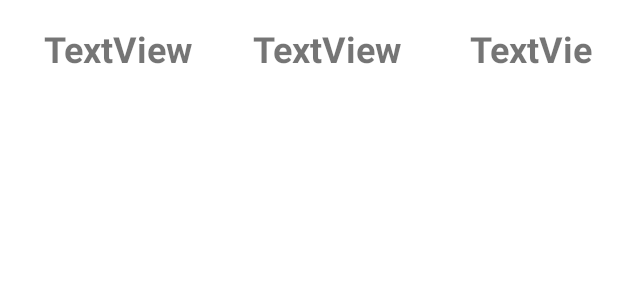
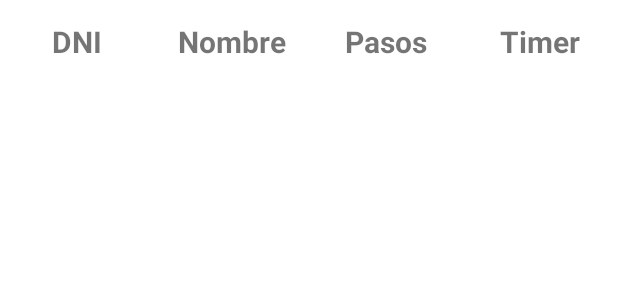
Before and after one commit to facutopa/TPFinalRompecabezas, an Android app: the layout single_item.xml on its own in the app's theme, with its tools: preview values and no code run, on a phone screen of 412 x 824 dp. Shown: the top 300 px of the screen. Run offline under Robolectric (Android 15) with nearby library versions, the phone set to English and light mode, and no system bars.

```diff
--- a/app/src/main/res/layout/single_item.xml
+++ b/app/src/main/res/layout/single_item.xml
@@ -5,48 +5,55 @@
     android:layout_width="match_parent"
     android:layout_height="match_parent">
 
-    <TextView
-        android:id="@+id/dniList"
-        android:layout_width="139dp"
-        android:layout_height="33dp"
-        android:layout_marginStart="29dp"
-        android:layout_marginTop="16dp"
-        android:layout_toRightOf="@+id/scoreList"
-        android:lineSpacingExtra="8sp"
-        android:text="TextView"
-        android:textSize="24sp"
-        android:textStyle="bold"
-        app:layout_constraintEnd_toStartOf="@+id/nombreList"
+    <LinearLayout
+        android:id="@+id/linearLayoutView"
+        android:layout_width="match_parent"
+        android:layout_height="?actionBarSize"
+        android:orientation="horizontal"
+        app:layout_constraintEnd_toEndOf="parent"
         app:layout_constraintStart_toStartOf="parent"
-        app:layout_constraintTop_toTopOf="parent" />
+        app:layout_constraintTop_toTopOf="parent">
 
-    <TextView
-        android:id="@+id/scoreList"
-        android:layout_width="84dp"
-        android:layout_height="33dp"
-        android:layout_marginTop="16dp"
-        android:layout_marginEnd="16dp"
-        android:layout_toRightOf="@+id/nombreList"
-        android:lineSpacingExtra="8sp"
-        android:text="TextView"
-        android:textAlignment="center"
-        android:textSize="24sp"
-        android:textStyle="bold"
-        app:layout_constraintEnd_toEndOf="parent"
-        app:layout_constraintTop_toTopOf="parent" />
+        <TextView
+            android:id="@+id/dniList"
+            android:layout_width="0dp"
+            android:layout_height="match_parent"
+            android:layout_weight="1"
+            android:gravity="center"
+            android:text="DNI"
+            android:textSize="20sp"
+            android:textStyle="bold" />
 
-    <TextView
-        android:id="@+id/nombreList"
-        android:layout_width="143dp"
-        android:layout_height="33dp"
-        android:layout_marginTop="16dp"
-        android:layout_toRightOf="@+id/scoreList"
-        android:lineSpacingExtra="8sp"
-        android:text="TextView"
-        android:textSize="24sp"
-        android:textStyle="bold"
-        app:layout_constraintEnd_toStartOf="@+id/scoreList"
-        app:layout_constraintTop_toTopOf="parent" />
+        <TextView
+            android:id="@+id/nombreList"
+            android:layout_width="0dp"
+            android:layout_height="match_parent"
+            android:layout_weight="1"
+            android:gravity="center"
+            android:text="Nombre"
+            android:textSize="20sp"
+            android:textStyle="bold" />
+
+        <TextView
+            android:id="@+id/pasosList"
+            android:layout_width="0dp"
+            android:layout_height="match_parent"
+            android:layout_weight="1"
+            android:gravity="center"
+            android:text="Pasos"
+            android:textSize="20sp"
+            android:textStyle="bold" />
+
+        <TextView
+            android:id="@+id/timerList"
+            android:layout_width="0dp"
+            android:layout_height="match_parent"
+            android:layout_weight="1"
+            android:gravity="center"
+            android:text="Timer"
+            android:textSize="20sp"
+            android:textStyle="bold" />
+    </LinearLayout>
 
 
 </androidx.constraintlayout.widget.ConstraintLayout>
```
Also changed, not shown: app/src/main/AndroidManifest.xml (+16 -0 lines), app/src/main/java/com/progavanz2/tpfinal_rompecabezas/AdminDb.java (+8 -8 lines), app/src/main/java/com/progavanz2/tpfinal_rompecabezas/Ganadores.java (+11 -6 lines), app/src/main/java/com/progavanz2/tpfinal_rompecabezas/Juego.java (+16 -0 lines), app/src/main/java/com/progavanz2/tpfinal_rompecabezas/RegistrarGanador.java (added, +110 -0 lines), app/src/main/java/com/progavanz2/tpfinal_rompecabezas/Scores.java (+1 -8 lines), app/src/main/java/com/progavanz2/tpfinal_rompecabezas/TwoColumn_ListAdapter.java (+14 -4 lines), app/src/main/res/layout/activity_scores.xml (+48 -27 lines).
